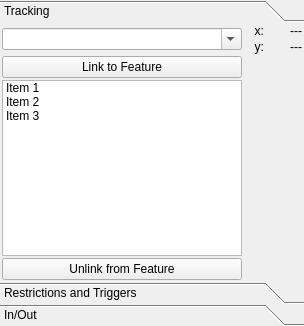
wonkoderverstaendige/Spotter, file ui/tab_objectsUi.ui: the form before one commit.
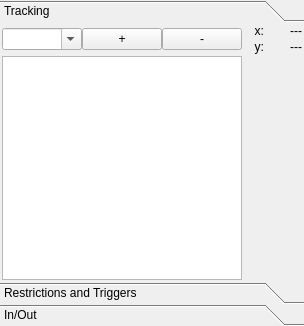
The form after the commit.

Commit message: Linking and unlinking features with objects

The edit to the form file:
```diff
--- a/ui/tab_objectsUi.ui
+++ b/ui/tab_objectsUi.ui
@@ -48,7 +48,7 @@
           <x>0</x>
           <y>0</y>
           <width>302</width>
-          <height>249</height>
+          <height>261</height>
          </rect>
         </property>
         <attribute name="label">
@@ -61,38 +61,9 @@
          <property name="spacing">
           <number>2</number>
          </property>
-         <item row="2" column="0">
+         <item row="1" column="0">
           <layout class="QGridLayout" name="gridLayout_3">
-           <item row="3" column="0">
-            <widget class="QListWidget" name="listWidget">
-             <property name="sortingEnabled">
-              <bool>true</bool>
-             </property>
-             <item>
-              <property name="text">
-               <string>Item 1</string>
-              </property>
-             </item>
-             <item>
-              <property name="text">
-               <string>Item 2</string>
-              </property>
-             </item>
-             <item>
-              <property name="text">
-               <string>Item 3</string>
-              </property>
-             </item>
-            </widget>
-           </item>
-           <item row="4" column="0">
-            <widget class="QPushButton" name="pushButton_2">
-             <property name="text">
-              <string>Unlink from Feature</string>
-             </property>
-            </widget>
-           </item>
-           <item row="3" column="2">
+           <item row="4" column="5">
             <layout class="QVBoxLayout" name="verticalLayout">
              <property name="spacing">
               <number>0</number>
@@ -112,24 +83,7 @@
              </item>
             </layout>
            </item>
-           <item row="2" column="0">
-            <widget class="QPushButton" name="pushButton">
-             <property name="text">
-              <string>Link to Feature</string>
-             </property>
-            </widget>
-           </item>
-           <item row="1" column="0">
-            <widget class="QComboBox" name="combo_label">
-             <property name="editable">
-              <bool>true</bool>
-             </property>
-             <property name="insertPolicy">
-              <enum>QComboBox::NoInsert</enum>
-             </property>
-            </widget>
-           </item>
-           <item row="1" column="2">
+           <item row="1" column="5">
             <layout class="QGridLayout" name="gridLayout_5" columnminimumwidth="20,20">
              <property name="topMargin">
               <number>0</number>
@@ -215,6 +169,65 @@
              </item>
             </layout>
            </item>
+           <item row="4" column="0">
+            <widget class="QListWidget" name="list_leds">
+             <property name="alternatingRowColors">
+              <bool>true</bool>
+             </property>
+             <property name="selectionMode">
+              <enum>QAbstractItemView::SingleSelection</enum>
+             </property>
+            </widget>
+           </item>
+           <item row="1" column="0">
+            <layout class="QHBoxLayout" name="horizontalLayout">
+             <property name="spacing">
+              <number>0</number>
+             </property>
+             <item>
+              <widget class="QComboBox" name="combo_features">
+               <property name="sizePolicy">
+                <sizepolicy hsizetype="Expanding" vsizetype="Fixed">
+                 <horstretch>19</horstretch>
+                 <verstretch>0</verstretch>
+                </sizepolicy>
+               </property>
+               <property name="editable">
+                <bool>true</bool>
+               </property>
+               <property name="insertPolicy">
+                <enum>QComboBox::NoInsert</enum>
+               </property>
+              </widget>
+             </item>
+             <item>
+              <widget class="QPushButton" name="btn_link_feature">
+               <property name="sizePolicy">
+                <sizepolicy hsizetype="Minimum" vsizetype="Fixed">
+                 <horstretch>0</horstretch>
+                 <verstretch>0</verstretch>
+                </sizepolicy>
+               </property>
+               <property name="text">
+                <string>+</string>
+               </property>
+              </widget>
+             </item>
+             <item>
+              <widget class="QPushButton" name="btn_unlink_feature">
+               <property name="sizePolicy">
+                <sizepolicy hsizetype="Minimum" vsizetype="Fixed">
+                 <horstretch>0</horstretch>
+                 <verstretch>0</verstretch>
+                </sizepolicy>
+               </property>
+               <property name="text">
+                <string>-</string>
+               </property>
+              </widget>
+             </item>
+            </layout>
+           </item>
           </layout>
          </item>
         </layout>
```
Left out of the diff: 4 changed lines with no effect on the pictures. The commit also changes 6 other files.
